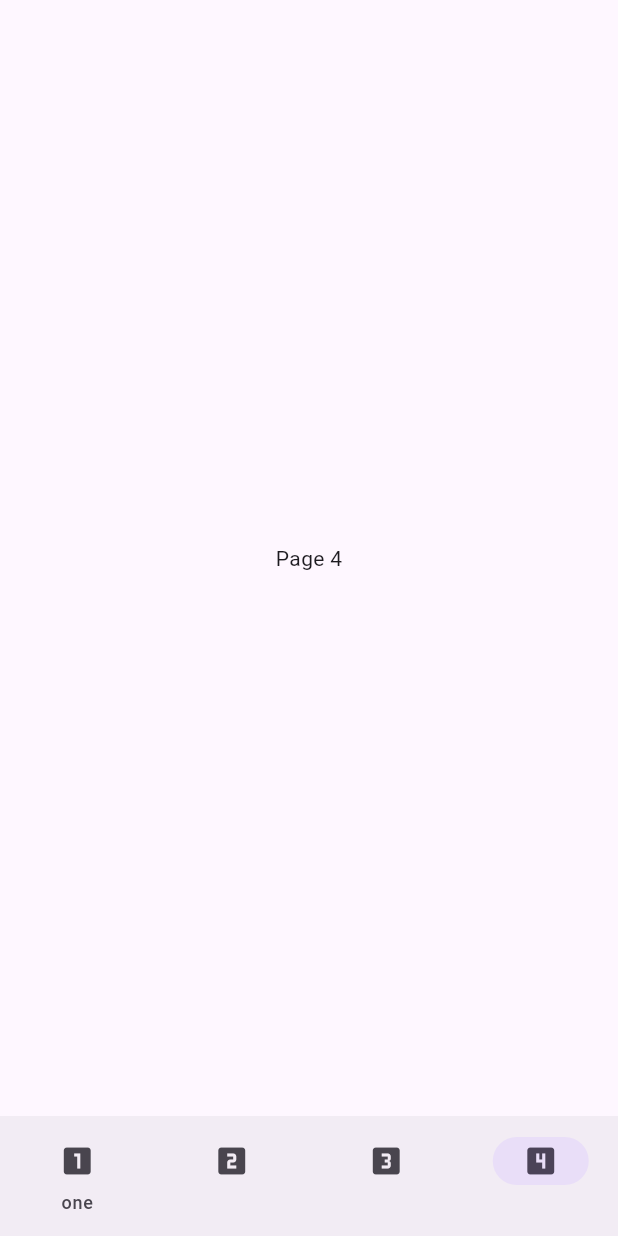
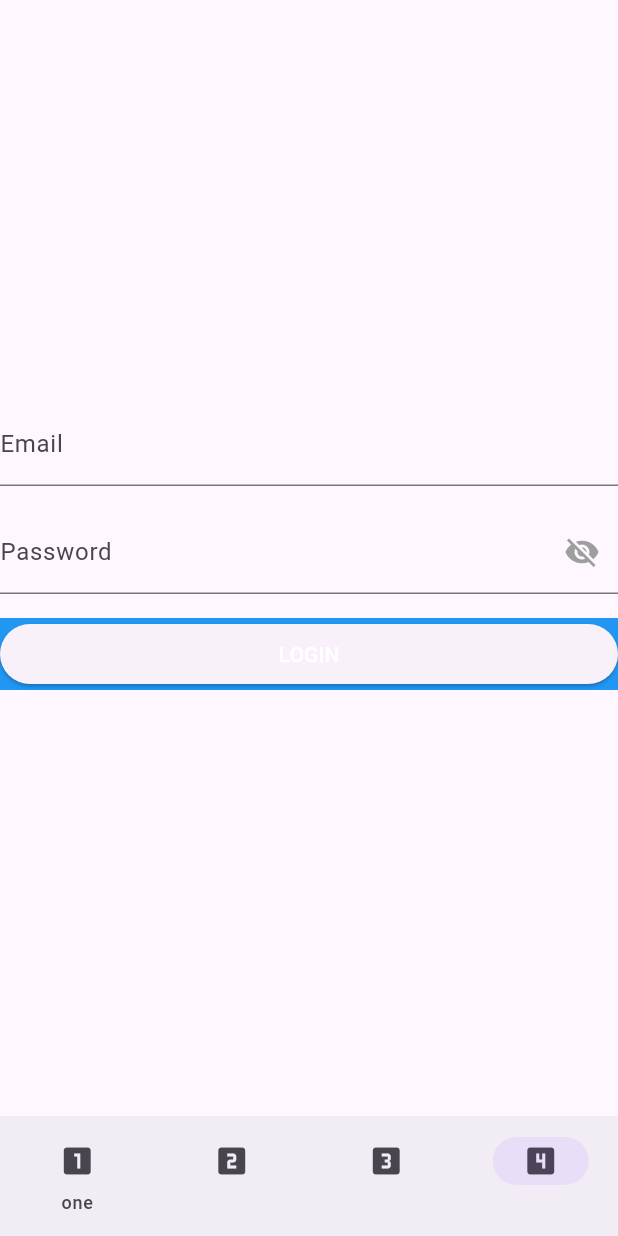
Before and after one commit to SayyidKamal/Flutter_Playbox, a Flutter app: the NavigationExample screen opened directly, item 4 of the bottom bar chosen, on a phone screen of 412 x 824 dp. Run offline on Flutter 3.47's test engine with Material 2 defaults, Android fonts, the phone set to English and light mode, and no system bars.

Commit message:
Bng Completion of text validator to main. I can now retrieve email and passsword on click continue

```diff
--- a/lib/listexample.dart
+++ b/lib/listexample.dart
@@ -27,6 +27,18 @@ class _NavigationExampleState extends State<NavigationExample> {
   int currentPageIndex = 0;
   final List<String> entries = <String>['A', 'B', 'C', 'D', 'E', 'F', 'G'];
   final List<int> colorCodes = <int>[800, 700, 600, 500, 400, 300, 200];
+  final _formKey = GlobalKey<FormState>();
+  late String _email;
+  late String _password;
+  bool _isObscured = true;
+  Color _eyeButtonColor = Colors.grey;
+
+  void _toggle() {
+    setState(() {
+      _isObscured = !_isObscured;
+      _eyeButtonColor = _isObscured ? Colors.grey : Colors.blue;
+    });
+  }
 
   @override
   Widget build(BuildContext context) {
@@ -149,7 +161,80 @@ class _NavigationExampleState extends State<NavigationExample> {
         ),
         Container(
           alignment: Alignment.center,
-          child: const Text('Page 4'),
+          child: Form(
+            key: _formKey,
+            child: SingleChildScrollView(
+              child: Column(
+                mainAxisAlignment: MainAxisAlignment.center,
+                children: <Widget>[
+                  TextFormField(
+                    decoration: InputDecoration(
+                      labelText: "Email",
+                      hintText: "Enter your email",
+                    ),
+                    validator: (value) {
+                      if (value!.isEmpty) {
+                        return "Please enter your email";
+                      }
+                      return null;
+                    },
+                    onSaved: (value) => _email = value!,
+                  ),
+                  SizedBox(
+                    height: 16,
+                  ),
+                  TextFormField(
+                    decoration: InputDecoration(
+                      labelText: "Password",
+                      hintText: "Enter your password",
+                      suffixIcon: IconButton(
+                        onPressed: _toggle,
+                        color: _eyeButtonColor,
+                        icon: _isObscured
+                            ? Icon(Icons.visibility_off)
+                            : Icon(Icons.visibility),
+                      ),
+                    ),
+                    obscureText: _isObscured,
+                    validator: (value) {
+                      if (value!.isEmpty) {
+                        return "Please enter your password";
+                      }
+                      return null;
+                    },
+                    onSaved: (value) => _password = value!,
+                  ),
+                  SizedBox(
+                    height: 16,
+                  ),
+                  Container(
+                    width: double.infinity,
+                    color: Colors.blue,
+                    child: ElevatedButton(
+                      onPressed: () {
+                        if (_formKey.currentState!.validate()) {
+                          _formKey.currentState!.save();
+                          print("Email: $_email");
+                          print("Password: $_password");
+                          // Add your code here to process the login
+                          // For example, check the credentials against a database or authentication server.
+                        }
+                      },
+                      child: Text(
+                        "LOGIN",
+                        style: TextStyle(
+                          color: Colors.white,
+                        ),
+                      ),
+                    ),
+                  ),
+                  SizedBox(
+                    height: 16,
+                  ),
+                ],
+              ),
+            ),
+          ),
         ),
       ][currentPageIndex],
     );
```
Also changed, not shown: lib/main.dart (+122 -56 lines), lib/playbox1.dart (added, +129 -0 lines).
